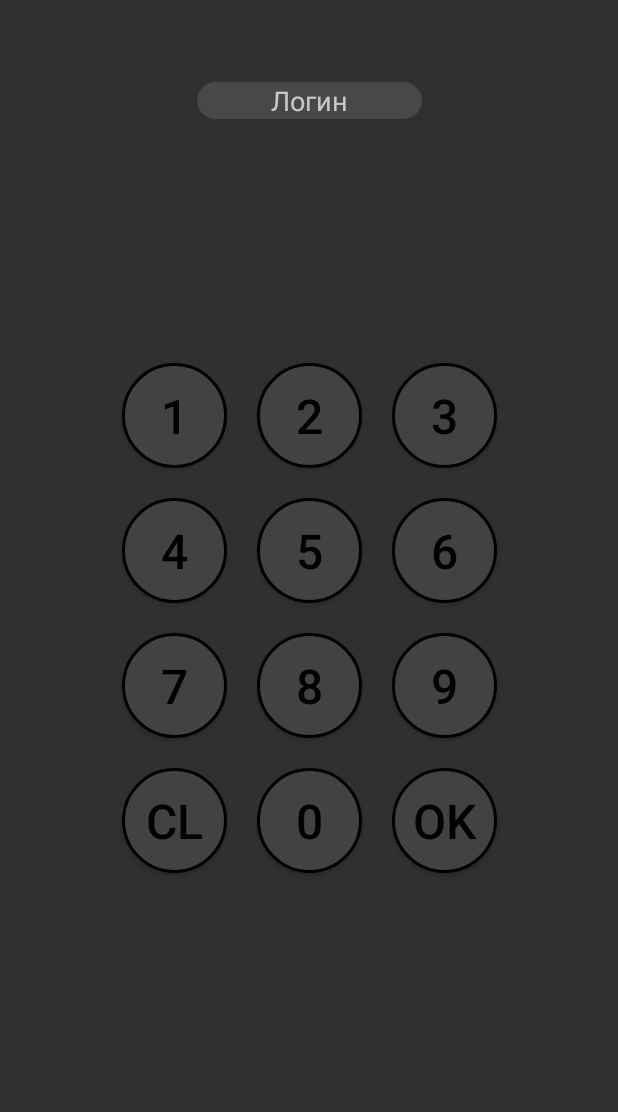
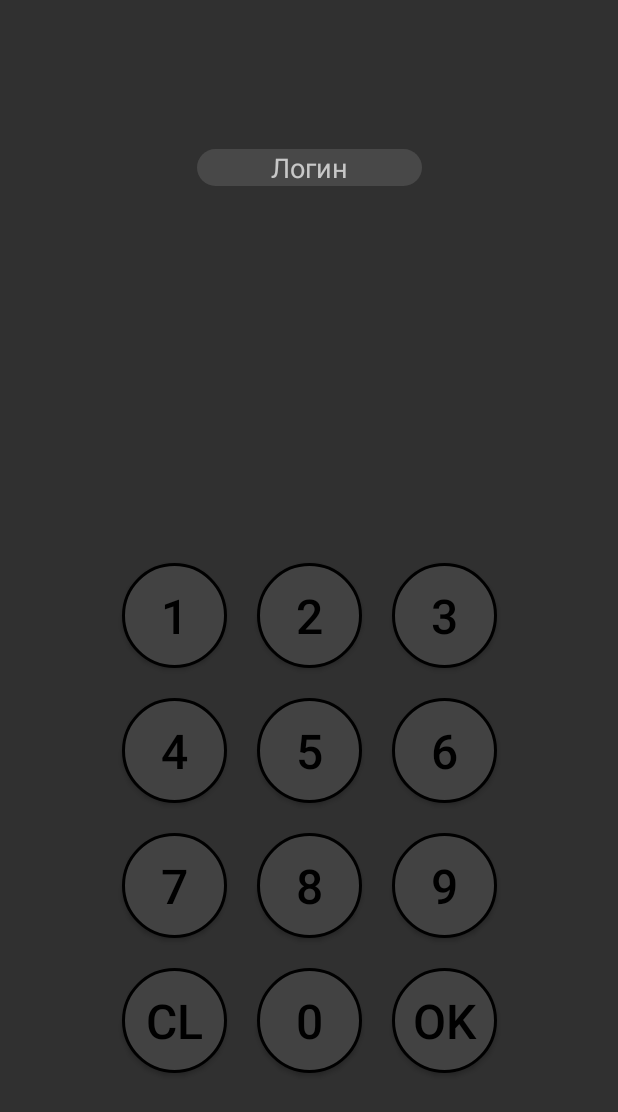
Before and after one commit to VadimSquorpikkor/TreasureBox, an Android app: the screen it shows after launch (MainActivity), on a phone screen of 412 x 824 dp. Shown: the top 1112 px of the screen. Run offline under Robolectric (Android 15) with nearby library versions, the phone set to English and light mode, and no system bars; our stand-ins replace Firebase (no records; nobody signed in at launch, a user with empty details on screens opened directly).

Commit message:
1.12 - 29/10/21 1. Коллекции теперь называются логином пользователя 2. Ключ шифрования теперь — это комбинация логина и пароля 3. Если поле — это "", то оно не шифруется (в коллекции так и отображается: "") 4. Исправлено: были перепутаны поля логина и пароля 5. Выровнял по-другому фрагмент пароля 6. Добавил виброотклик на кнопки (эксперимент)

```diff
--- a/app/build.gradle
+++ b/app/build.gradle
@@ -13,7 +13,7 @@ android {
         minSdkVersion 21
         targetSdkVersion 30
         versionCode 1
-        versionName "1.11"
+        versionName "1.12"
         setProperty("archivesBaseName", "TreasureBox-v" + versionName)
         testInstrumentationRunner "androidx.test.runner.AndroidJUnitRunner"
     }
--- a/app/src/main/AndroidManifest.xml
+++ b/app/src/main/AndroidManifest.xml
@@ -1,6 +1,8 @@
 <?xml version="1.0" encoding="utf-8"?>
 <manifest xmlns:android="http://schemas.android.com/apk/res/android"
     package="com.squorpikkor.app.treasurebox">
+
+    <uses-permission android:name="android.permission.VIBRATE"/>
 
     <application
         android:allowBackup="true"
--- a/app/src/main/java/com/squorpikkor/app/treasurebox/FireDBHelper.java
+++ b/app/src/main/java/com/squorpikkor/app/treasurebox/FireDBHelper.java
@@ -2,14 +2,11 @@ package com.squorpikkor.app.treasurebox;
 
 import android.util.Log;
 
-import com.google.android.gms.tasks.OnSuccessListener;
-import com.google.android.gms.tasks.Task;
 import com.google.firebase.firestore.DocumentReference;
 import com.google.firebase.firestore.DocumentSnapshot;
 import com.google.firebase.firestore.FirebaseFirestore;
 import com.google.firebase.firestore.Query;
 import com.google.firebase.firestore.QuerySnapshot;
-import com.squorpikkor.app.treasurebox.crypto.Encrypter2;
 
 import androidx.lifecycle.MutableLiveData;
 
@@ -76,7 +73,7 @@ class FireDBHelper {
     public void addPassword(String tableName, String newPass) {
         if (tableName.equals("")||newPass.equals("")) return;
 
-        Task<QuerySnapshot> query = db.collection(tableName).get().addOnCompleteListener(task -> {
+        db.collection(tableName).get().addOnCompleteListener(task -> {
                     if (task.isSuccessful()) {
                         QuerySnapshot querySnapshot = task.getResult();
                         if (querySnapshot == null||querySnapshot.isEmpty()) {
@@ -95,7 +92,6 @@ class FireDBHelper {
 
     void getEntities(String login, String password) {
         if (login.equals("")||password.equals("")) return;
-        Log.e(TAG, "getEntitiesByParam: password "+password);
 
         Query query = db.collection(login);//Логин -- это название коллекции. Другими словами у
         // каждого пользователя пароли храняться в отдельной коллекции, название которой -- это имя пользоватеоля
--- a/app/src/main/java/com/squorpikkor/app/treasurebox/crypto/Encrypter2.java
+++ b/app/src/main/java/com/squorpikkor/app/treasurebox/crypto/Encrypter2.java
@@ -16,6 +16,7 @@ public class Encrypter2 {
      * @return зашифрованная строка
      */
     public static String encrypt(String password, String message) {
+        if (message.equals("")) return "";
         String encryptedMsg = "";
         try {
             encryptedMsg = AESCrypt.encrypt(password, message);
@@ -41,6 +42,7 @@ public class Encrypter2 {
      * @return расшифрованная строка
      */
     public static String decrypt(String password, String encryptedMsg) {
+        if (encryptedMsg.equals("")) return "";
         String messageAfterDecrypt = "";
         try {
             messageAfterDecrypt = AESCrypt.decrypt(password, encryptedMsg);
--- a/app/src/main/java/com/squorpikkor/app/treasurebox/fragment/PassFragment.java
+++ b/app/src/main/java/com/squorpikkor/app/treasurebox/fragment/PassFragment.java
@@ -1,15 +1,17 @@
 package com.squorpikkor.app.treasurebox.fragment;
 
+import static com.squorpikkor.app.treasurebox.MainViewModel.VIBE_TIME;
+import android.content.Context;
 import android.os.Bundle;
 import androidx.fragment.app.Fragment;
 import androidx.lifecycle.ViewModelProvider;
 
+import android.os.Vibrator;
 import android.view.LayoutInflater;
 import android.view.View;
 import android.view.ViewGroup;
 import android.widget.TextView;
 import android.widget.Toast;
-
 import com.squorpikkor.app.treasurebox.MainViewModel;
 import com.squorpikkor.app.treasurebox.R;
 
@@ -19,11 +21,14 @@ public class PassFragment extends Fragment {
         return new PassFragment();
     }
     private MainViewModel mViewModel;
+    Vibrator vibe;
 
     @Override
     public View onCreateView(LayoutInflater inflater, ViewGroup container, Bundle savedInstanceState) {
         View view = inflater.inflate(R.layout.fragment_pass, container, false);
         mViewModel = new ViewModelProvider(requireActivity()).get(MainViewModel.class);
+
+        vibe = (Vibrator) requireActivity().getSystemService(Context.VIBRATOR_SERVICE);
 
         TextView passLine = view.findViewById(R.id.password_line);
         TextView loginLine = view.findViewById(R.id.login_line);
@@ -32,26 +37,32 @@ public class PassFragment extends Fragment {
 
         mViewModel.getPassLine().observe(requireActivity(), passLine::setText);
 
-        view.findViewById(R.id.button1).setOnClickListener(v -> mViewModel.clickButton(1));
-        view.findViewById(R.id.button2).setOnClickListener(v -> mViewModel.clickButton(2));
-        view.findViewById(R.id.button3).setOnClickListener(v -> mViewModel.clickButton(3));
-        view.findViewById(R.id.button4).setOnClickListener(v -> mViewModel.clickButton(4));
-        view.findViewById(R.id.button5).setOnClickListener(v -> mViewModel.clickButton(5));
-        view.findViewById(R.id.button6).setOnClickListener(v -> mViewModel.clickButton(6));
-        view.findViewById(R.id.button7).setOnClickListener(v -> mViewModel.clickButton(7));
-        view.findViewById(R.id.button8).setOnClickListener(v -> mViewModel.clickButton(8));
-        view.findViewById(R.id.button9).setOnClickListener(v -> mViewModel.clickButton(9));
-        view.findViewById(R.id.button0).setOnClickListener(v -> mViewModel.clickButton(0));
+        view.findViewById(R.id.button1).setOnClickListener(v -> mViewModel.clickButton(1, vibe));
+        view.findViewById(R.id.button2).setOnClickListener(v -> mViewModel.clickButton(2, vibe));
+        view.findViewById(R.id.button3).setOnClickListener(v -> mViewModel.clickButton(3, vibe));
+        view.findViewById(R.id.button4).setOnClickListener(v -> mViewModel.clickButton(4, vibe));
+        view.findViewById(R.id.button5).setOnClickListener(v -> mViewModel.clickButton(5, vibe));
+        view.findViewById(R.id.button6).setOnClickListener(v -> mViewModel.clickButton(6, vibe));
+        view.findViewById(R.id.button7).setOnClickListener(v -> mViewModel.clickButton(7, vibe));
+        view.findViewById(R.id.button8).setOnClickListener(v -> mViewModel.clickButton(8, vibe));
+        view.findViewById(R.id.button9).setOnClickListener(v -> mViewModel.clickButton(9, vibe));
+        view.findViewById(R.id.button0).setOnClickListener(v -> mViewModel.clickButton(0, vibe));
 
-        view.findViewById(R.id.button_cl).setOnClickListener(v -> mViewModel.clearStroke());
+        view.findViewById(R.id.button_cl).setOnClickListener(v -> {
+            vibe.vibrate(VIBE_TIME);
+            mViewModel.clearStroke();
+        });
         view.findViewById(R.id.button_ok).setOnClickListener(v -> {
+            vibe.vibrate(VIBE_TIME);
             mViewModel.setLoginAndPassword(loginLine.getText().toString());
             openListFragment();
         });//todo перед открытием проверять пароль (сейчас: если пароль неправильный, то список не загружается)
         view.findViewById(R.id.button_ok).setOnLongClickListener(v -> {
             if (view.findViewById(R.id.button_cl).isPressed() && view.findViewById(R.id.button1).isPressed() ) {
+                vibe.vibrate(VIBE_TIME);
                 Toast.makeText(requireActivity(), "Добавление нового аккаунта", Toast.LENGTH_SHORT).show();
-                mViewModel.addPasswordAndLogin(loginLine.getText().toString());
+                mViewModel.setLoginAndPassword(loginLine.getText().toString());
+                mViewModel.addPasswordAndLogin();
             }
             return false;
         });
--- a/app/src/main/res/layout/button_layer.xml
+++ b/app/src/main/res/layout/button_layer.xml
@@ -1,10 +1,10 @@
 <TableLayout android:id="@+id/button_layout"
     android:layout_width="wrap_content"
     android:layout_height="wrap_content"
+    app:layout_constraintTop_toBottomOf="@id/password_line"
     app:layout_constraintBottom_toBottomOf="parent"
     app:layout_constraintEnd_toEndOf="parent"
     app:layout_constraintStart_toStartOf="parent"
-    app:layout_constraintTop_toTopOf="parent"
     xmlns:android="http://schemas.android.com/apk/res/android"
     xmlns:app="http://schemas.android.com/apk/res-auto">
 
--- a/app/src/main/res/layout/fragment_pass.xml
+++ b/app/src/main/res/layout/fragment_pass.xml
@@ -31,11 +31,12 @@
         app:layout_constraintBottom_toTopOf="@+id/include"
         app:layout_constraintEnd_toEndOf="parent"
         app:layout_constraintStart_toStartOf="parent"
-        app:layout_constraintTop_toBottomOf="@id/login_line" />
+        app:layout_constraintTop_toBottomOf="@id/login_line"
+        />
 <!--        android:inputType="textPassword"-->
 
     <include
         android:id="@+id/include"
-        layout="@layout/button_layer" />
+        layout="@layout/button_layer"/>
 
 </androidx.constraintlayout.widget.ConstraintLayout>
```
Also changed, not shown: app/src/main/java/com/squorpikkor/app/treasurebox/Entity.java (+8 -5 lines), app/src/main/java/com/squorpikkor/app/treasurebox/MainViewModel.java (+15 -16 lines), app/src/main/java/com/squorpikkor/app/treasurebox/adapter/EntitiesAdapter.java (+4 -4 lines), 1 other file.
